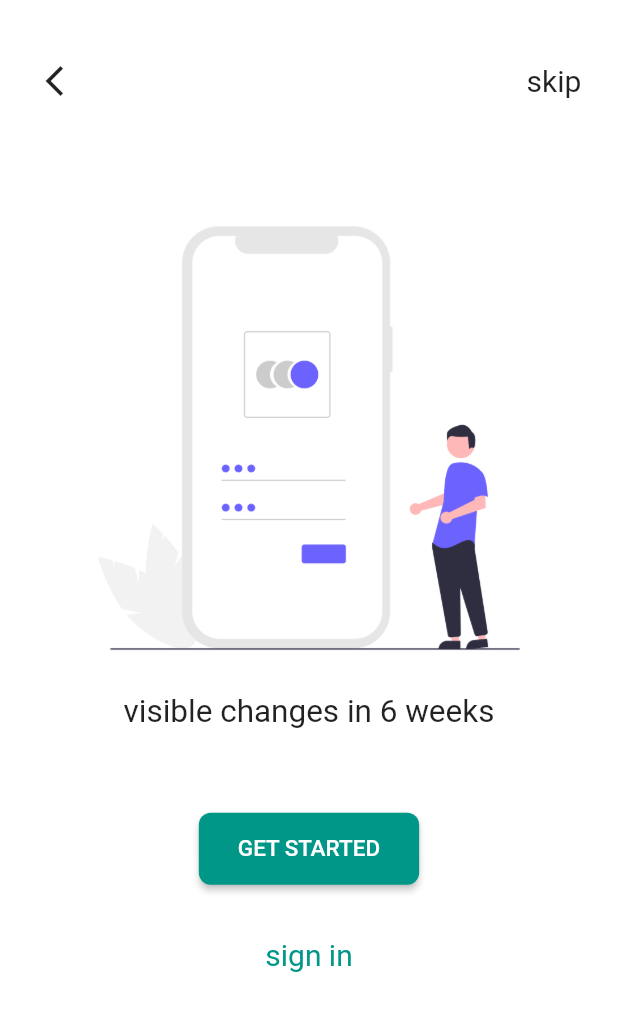
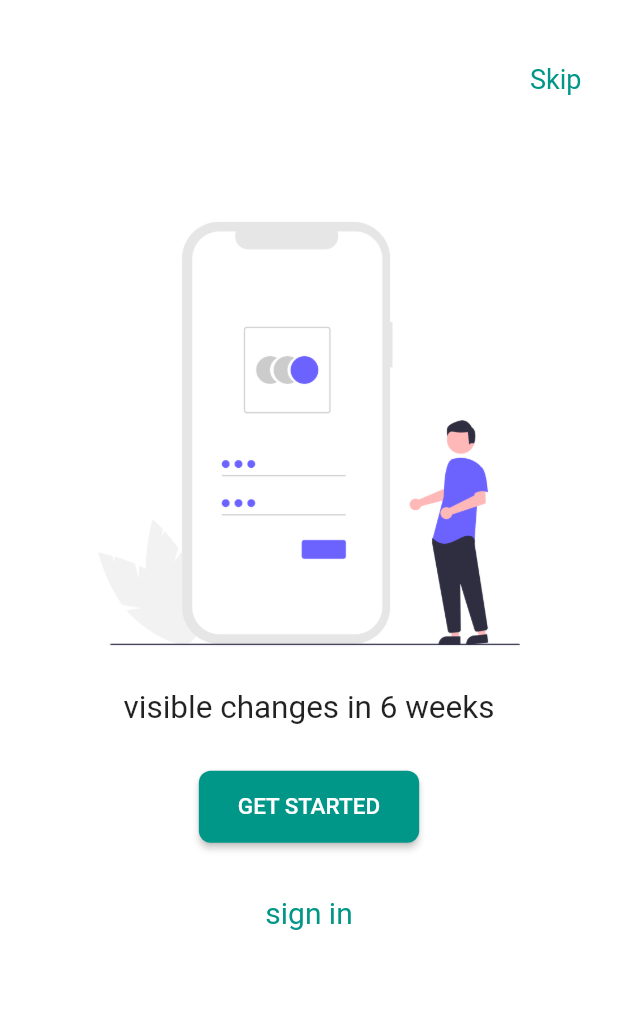
Before and after one commit to CodeTemplar99/onboarding_app, a Flutter app: the screen it shows after launch, on a phone screen of 412 x 824 dp. Shown: the top 1011 px of the screen. Run offline on Flutter 3.47's test engine with Material 2 defaults, Android fonts, the phone set to English and light mode, and no system bars; Roboto replaces fonts that are missing (Schyler, lato).

```diff
--- a/lib/ui/onboarding.dart
+++ b/lib/ui/onboarding.dart
@@ -1,6 +1,7 @@
-import 'dart:ui';
-
+import 'package:flutter/foundation.dart';
+import 'package:flutter/gestures.dart';
 import 'package:flutter/material.dart';
+import 'package:onboarding/main.dart';
 
 class Onboarding extends StatelessWidget {
   const Onboarding({Key? key}) : super(key: key);
@@ -9,27 +10,42 @@ class Onboarding extends StatelessWidget {
   Widget build(BuildContext context) {
     return Scaffold(
       backgroundColor: Colors.white,
-      body: SafeArea(
+      body: SingleChildScrollView(
+        child: SafeArea(
           child: Column(
             children: [
               Container(
                 padding: const EdgeInsets.fromLTRB(24.4, 42.0, 24.4, 42.0),
                 child: Row(
                     mainAxisAlignment: MainAxisAlignment.spaceBetween,
-                children: const [
-                  Icon(
-                    Icons.arrow_back_ios_new,
-                    semanticLabel: 'Icon',
+                    children: [
+                      const Text(''),
+                      RichText(
+                        text: TextSpan(
+                          text: 'Skip',
+                          style: const TextStyle(
+                            color: Colors.teal,
+                            fontSize: 18.0,
                           ),
-                  Text(
-                    'skip',
-                    style: TextStyle(fontSize: 20.0, fontFamily: 'Schyler'),
+                          recognizer: TapGestureRecognizer()
+                            ..onTap = () {
+                              // if (kDebugMode) {
+                              //   print('skip text clicked');
+                              // }
+                              Navigator.push(
+                                context,
+                                MaterialPageRoute(
+                                  builder: (context) => const SecondRoute(),
                                 ),
-                ],
+                              );
+                            },
                         ),
                       ),
+                    ]),
+              ),
               Container(
-              margin: const EdgeInsets.only(left: 20.0, right: 20.0, top: 34.0),
+                margin:
+                    const EdgeInsets.only(left: 20.0, right: 20.0, top: 34.0),
                 constraints: const BoxConstraints.expand(height: 300.0),
                 width: MediaQuery.of(context).size.width * 0.65,
                 decoration: const BoxDecoration(
@@ -45,7 +61,8 @@ class Onboarding extends StatelessWidget {
                   fit: BoxFit.fitHeight,
                   child: Text(
                     'visible changes in 6 weeks',
-                  style: TextStyle(fontSize: 38.0, fontWeight: FontWeight.w400),
+                    style:
+                        TextStyle(fontSize: 38.0, fontWeight: FontWeight.w400),
                   ),
                 ),
               ),
@@ -69,7 +86,7 @@ class Onboarding extends StatelessWidget {
                   ),
                 ),
                 padding: const EdgeInsets.only(top: 15.0, bottom: 15.0),
-              margin: const EdgeInsets.only(top: 40.0),
+                margin: const EdgeInsets.only(top: 15.0),
               ),
               Container(
                 margin: const EdgeInsets.only(top: 20.0),
@@ -82,6 +99,7 @@ class Onboarding extends StatelessWidget {
             ],
           ),
         ),
+      ),
     );
   }
 }
```
Also changed, not shown: lib/main.dart (+21 -0 lines). Lines whose indentation alone changed are shown as unchanged.
